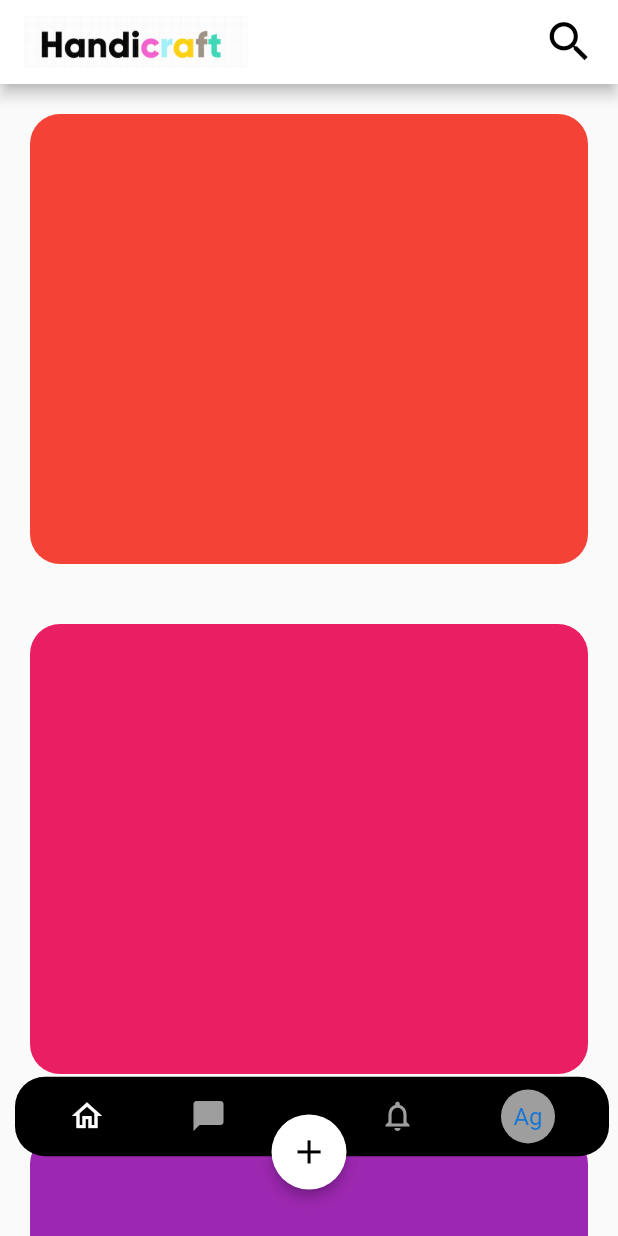
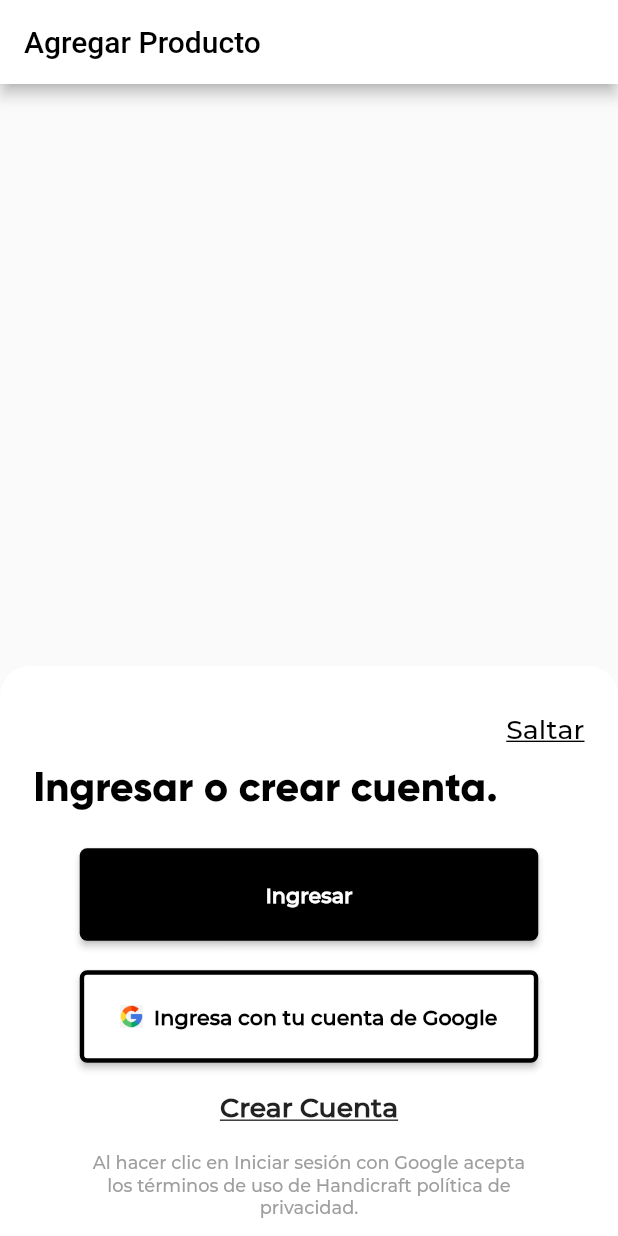
Before and after one commit to agchavez/Handicraft, a Flutter app: the screen it shows after launch, after a tap on "Unirse a Handicraft", after a tap on the "add" icon, on a phone screen of 412 x 824 dp. Run offline on Flutter 3.47's test engine with Material 2 defaults, Android fonts, the phone set to English and light mode, and no system bars; our stand-ins replace firebase_auth, firebase_core, flutter_secure_storage, google_sign_in, image_cropper, image_picker and 1 more; missing offline and left inert: custom_switch_button, dart:ffi; accounts and stored records are empty; project files that could hold a hidden picture were left out.

```diff
--- a/lib/main.dart
+++ b/lib/main.dart
@@ -8,6 +8,7 @@ import 'package:handicraft_app/pages/login_page.dart';
 import 'package:handicraft_app/pages/register_page.dart';
 import 'package:handicraft_app/provider/auth_service.dart';
 import 'package:handicraft_app/provider/google_sign_in.dart';
+import 'package:handicraft_app/provider/storage_service.dart';
 import 'package:provider/provider.dart';
 
 void main() async {
--- a/lib/pages/home_page.dart
+++ b/lib/pages/home_page.dart
@@ -1,8 +1,10 @@
+import 'dart:ffi';
 import 'dart:ui';
 
 import 'package:flutter/cupertino.dart';
 import 'package:flutter/material.dart';
 import 'package:handicraft_app/pages/menssange_pages.dart';
+import 'package:handicraft_app/pages/newProduct_page.dart';
 import 'package:handicraft_app/pages/notification_page.dart';
 import 'package:handicraft_app/pages/products_pages.dart';
 import 'package:handicraft_app/pages/profile_page.dart';
@@ -39,7 +41,6 @@ class _MainExpandableNavBarState extends State<MainExpandableNavBar>
   @override
   void initState() {
     super.initState();
-
     _controller = AnimationController(
         vsync: this, duration: const Duration(milliseconds: 600));
   }
@@ -69,10 +70,14 @@ class _MainExpandableNavBarState extends State<MainExpandableNavBar>
                 child: FloatingActionButton(
                   elevation: 3,
                   backgroundColor: Colors.white,
-                  onPressed: () {},
+                  onPressed: () {
+                    setState(() {
+                      _selectedIndex = 4;
+                    });
+                  },
                   child: Icon(
                     Icons.add,
-                    size: 30,
+                    size: 40,
                     color: Colors.black,
                   ),
                 ),
@@ -94,6 +99,8 @@ class _MainExpandableNavBarState extends State<MainExpandableNavBar>
         return NotificationPage();
       case 3:
         return PorfilePage();
+      case 4:
+        return NewpProductPage();
       default:
     }
   }
@@ -108,11 +115,11 @@ class _MainExpandableNavBarState extends State<MainExpandableNavBar>
   }
 
   Widget createNavbar(size) {
-    final menuWidth = size.width * 0.8;
     return Positioned(
-        top: size.height * 0.865,
+        top: size.height * 0.86,
         child: Container(
-          margin: EdgeInsets.symmetric(vertical: 5, horizontal: 10),
+          margin:
+              EdgeInsets.symmetric(vertical: 5, horizontal: size.width * 0.03),
           child: BottomAppBar(
             elevation: 0,
             color: Colors.transparent,
@@ -163,7 +170,7 @@ class _MainExpandableNavBarState extends State<MainExpandableNavBar>
                           mainAxisAlignment: MainAxisAlignment.center,
                           children: [
                             Icon(
-                              Icons.messenger_rounded,
+                              Icons.message_outlined,
                               color: _selectedIndex == 1
                                   ? Colors.white
                                   : Colors.grey,
@@ -174,7 +181,7 @@ class _MainExpandableNavBarState extends State<MainExpandableNavBar>
                     ],
                   ),
                   SizedBox(
-                    width: 70,
+                    width: size.width * 0.14,
                   ),
                   Row(
                     crossAxisAlignment: CrossAxisAlignment.start,
--- a/lib/pages/login_page.dart
+++ b/lib/pages/login_page.dart
@@ -105,7 +105,7 @@ class _LoginPageState extends State<LoginPage> {
                 height: size.height * 0.06,
                 image: AssetImage('assets/images/logo.png')),
             Text(
-              "Products that you will love.",
+              "Productos que te encantarán.",
               style: TextStyle(color: Colors.grey[600], fontSize: 15),
             )
           ],
--- /dev/null
+++ b/lib/pages/newProduct_page.dart
@@ -0,0 +1,19 @@
+import 'package:flutter/material.dart';
+
+class NewpProductPage extends StatelessWidget {
+  @override
+  Widget build(BuildContext context) {
+    return Scaffold(
+      appBar: AppBar(
+        backgroundColor: Colors.white,
+        title: Text(
+          'Agregar Producto',
+          style: TextStyle(color: Colors.black),
+        ),
+      ),
+      body: Center(
+        child: Text(''),
+      ),
+    );
+  }
+}
--- a/lib/provider/auth_service.dart
+++ b/lib/provider/auth_service.dart
@@ -9,10 +9,10 @@ class AuthService with ChangeNotifier {
   final storage = new StorageService();
 
   Future<bool> login(String email, String password) async {
-    print("login");
     try {
       UserCredential userCredential = await auth.signInWithEmailAndPassword(
           email: email, password: password);
+      print(userCredential.user);
       if (userCredential.user != null) {
         storage.setValue(userCredential.user.uid, "uid");
         return true;
@@ -43,6 +43,8 @@ class AuthService with ChangeNotifier {
       }
 
       return false;
-    } catch (e) {}
+    } catch (e) {
+      return false;
+    }
   }
 }
```
Also changed, not shown: lib/pages/profile_page.dart (+12 -0 lines), lib/pages/register_page.dart (+18 -20 lines).
